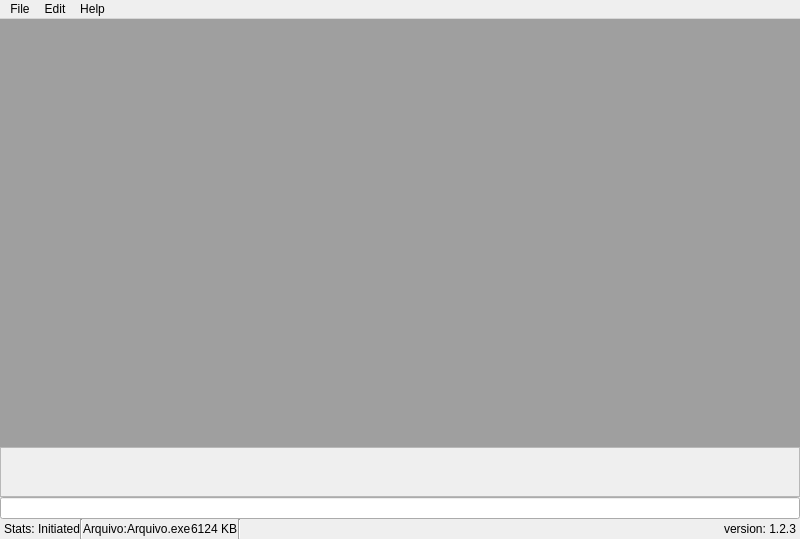
Anderson00/DeObfuscator, file src/include/mainwindow.ui: the form before one commit.
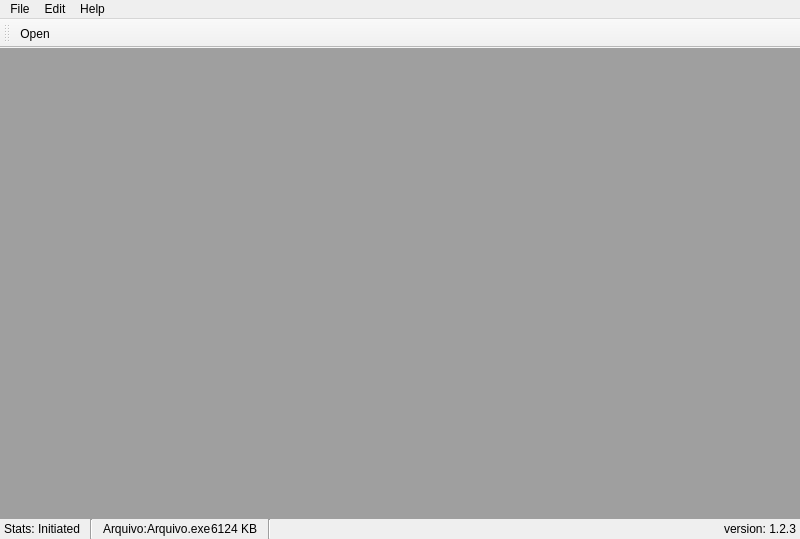
The form after the commit.

What changed in the file:
```diff
--- a/src/include/mainwindow.ui
+++ b/src/include/mainwindow.ui
@@ -37,37 +37,6 @@
       </property>
      </widget>
     </item>
-    <item>
-     <widget class="QPlainTextEdit" name="outputTextEdit">
-      <property name="enabled">
-       <bool>false</bool>
-      </property>
-      <property name="sizePolicy">
-       <sizepolicy hsizetype="Expanding" vsizetype="Minimum">
-        <horstretch>0</horstretch>
-        <verstretch>0</verstretch>
-       </sizepolicy>
-      </property>
-      <property name="minimumSize">
-       <size>
-        <width>0</width>
-        <height>0</height>
-       </size>
-      </property>
-      <property name="maximumSize">
-       <size>
-        <width>16777215</width>
-        <height>50</height>
-       </size>
-      </property>
-      <property name="plainText">
-       <string/>
-      </property>
-     </widget>
-    </item>
-    <item>
-     <widget class="QLineEdit" name="lineEdit"/>
-    </item>
     <item>
      <layout class="QHBoxLayout" name="horizontalLayout_2">
       <property name="leftMargin">
@@ -90,6 +59,22 @@
         </property>
        </widget>
       </item>
+      <item>
+       <spacer name="horizontalSpacer_2">
+        <property name="orientation">
+         <enum>Qt::Horizontal</enum>
+        </property>
+        <property name="sizeType">
+         <enum>QSizePolicy::Fixed</enum>
+        </property>
+        <property name="sizeHint" stdset="0">
+         <size>
+          <width>10</width>
+          <height>20</height>
+         </size>
+        </property>
+       </spacer>
+      </item>
       <item>
        <widget class="Line" name="line_2">
         <property name="orientation">
@@ -97,6 +82,22 @@
         </property>
        </widget>
       </item>
+      <item>
+       <spacer name="horizontalSpacer_3">
+        <property name="orientation">
+         <enum>Qt::Horizontal</enum>
+        </property>
+        <property name="sizeType">
+         <enum>QSizePolicy::Fixed</enum>
+        </property>
+        <property name="sizeHint" stdset="0">
+         <size>
+          <width>10</width>
+          <height>20</height>
+         </size>
+        </property>
+       </spacer>
+      </item>
       <item>
        <widget class="QLabel" name="label">
         <property name="text">
@@ -118,6 +119,22 @@
         </property>
        </widget>
       </item>
+      <item>
+       <spacer name="horizontalSpacer_4">
+        <property name="orientation">
+         <enum>Qt::Horizontal</enum>
+        </property>
+        <property name="sizeType">
+         <enum>QSizePolicy::Fixed</enum>
+        </property>
+        <property name="sizeHint" stdset="0">
+         <size>
+          <width>10</width>
+          <height>20</height>
+         </size>
+        </property>
+       </spacer>
+      </item>
       <item>
        <widget class="Line" name="line">
         <property name="orientation">
@@ -125,6 +142,22 @@
         </property>
        </widget>
       </item>
+      <item>
+       <spacer name="horizontalSpacer_5">
+        <property name="orientation">
+         <enum>Qt::Horizontal</enum>
+        </property>
+        <property name="sizeType">
+         <enum>QSizePolicy::Fixed</enum>
+        </property>
+        <property name="sizeHint" stdset="0">
+         <size>
+          <width>10</width>
+          <height>20</height>
+         </size>
+        </property>
+       </spacer>
+      </item>
       <item>
        <spacer name="horizontalSpacer">
         <property name="orientation">
@@ -193,6 +226,18 @@
    <addaction name="menuEdit"/>
    <addaction name="menuHelp"/>
   </widget>
+  <widget class="QToolBar" name="toolBar">
+   <property name="windowTitle">
+    <string>toolBar</string>
+   </property>
+   <attribute name="toolBarArea">
+    <enum>TopToolBarArea</enum>
+   </attribute>
+   <attribute name="toolBarBreak">
+    <bool>false</bool>
+   </attribute>
+   <addaction name="actionOpen"/>
+  </widget>
   <action name="actionOpen">
    <property name="text">
     <string>Open</string>
```
Left out of the diff: 2 changed lines with no effect on the pictures.
